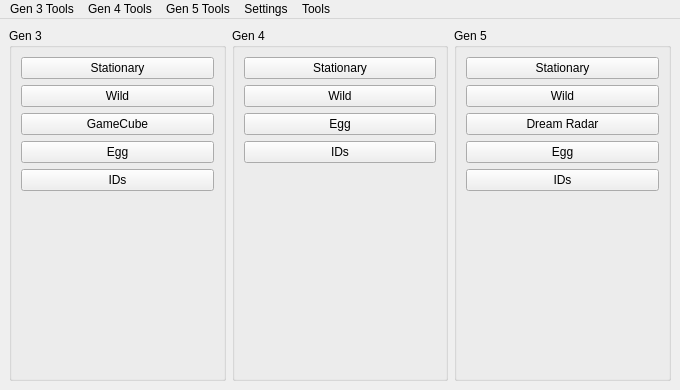
This is Forms/MainWindow.ui in Admiral-Fish/PokeFinder as Qt 5 draws it before an edit. The edited form follows.
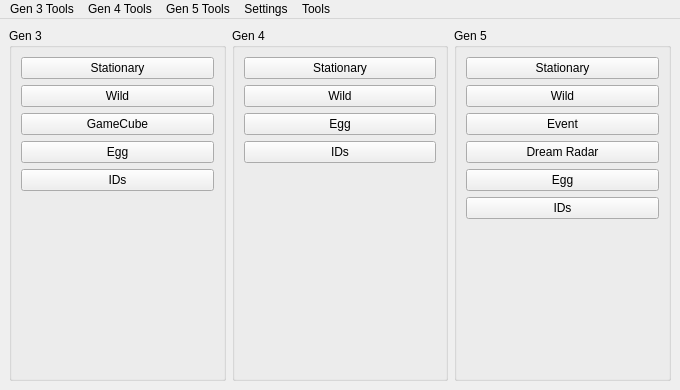
This is the edited form. Icons and pictures are not drawn.

The edit to the form file:
```diff
--- a/Forms/MainWindow.ui
+++ b/Forms/MainWindow.ui
@@ -144,21 +144,14 @@
        <string>Gen 5</string>
       </property>
       <layout class="QGridLayout" name="gridLayout_4">
-       <item row="2" column="0">
-        <widget class="QPushButton" name="pushButtonDreamRadar">
+       <item row="0" column="0">
+        <widget class="QPushButton" name="pushButtonStationary5">
          <property name="text">
-          <string>Dream Radar</string>
+          <string>Stationary</string>
          </property>
         </widget>
        </item>
-       <item row="1" column="0">
-        <widget class="QPushButton" name="pushButtonWild5">
-         <property name="text">
-          <string>Wild</string>
-         </property>
-        </widget>
-       </item>
-       <item row="4" column="0">
+       <item row="5" column="0">
         <widget class="QPushButton" name="pushButtonIDs5">
          <property name="text">
           <string>IDs</string>
@@ -166,20 +159,27 @@
         </widget>
        </item>
        <item row="3" column="0">
+        <widget class="QPushButton" name="pushButtonDreamRadar">
+         <property name="text">
+          <string>Dream Radar</string>
+         </property>
+        </widget>
+       </item>
+       <item row="4" column="0">
         <widget class="QPushButton" name="pushButtonEgg5">
          <property name="text">
           <string>Egg</string>
          </property>
         </widget>
        </item>
-       <item row="0" column="0">
-        <widget class="QPushButton" name="pushButtonStationary5">
+       <item row="1" column="0">
+        <widget class="QPushButton" name="pushButtonWild5">
          <property name="text">
-          <string>Stationary</string>
+          <string>Wild</string>
          </property>
         </widget>
        </item>
-       <item row="5" column="0">
+       <item row="6" column="0">
         <spacer name="verticalSpacerGen5">
          <property name="orientation">
           <enum>Qt::Vertical</enum>
@@ -192,6 +192,13 @@
          </property>
         </spacer>
        </item>
+       <item row="2" column="0">
+        <widget class="QPushButton" name="pushButtonEvent5">
+         <property name="text">
+          <string>Event</string>
+         </property>
+        </widget>
+       </item>
       </layout>
      </widget>
     </item>
```
